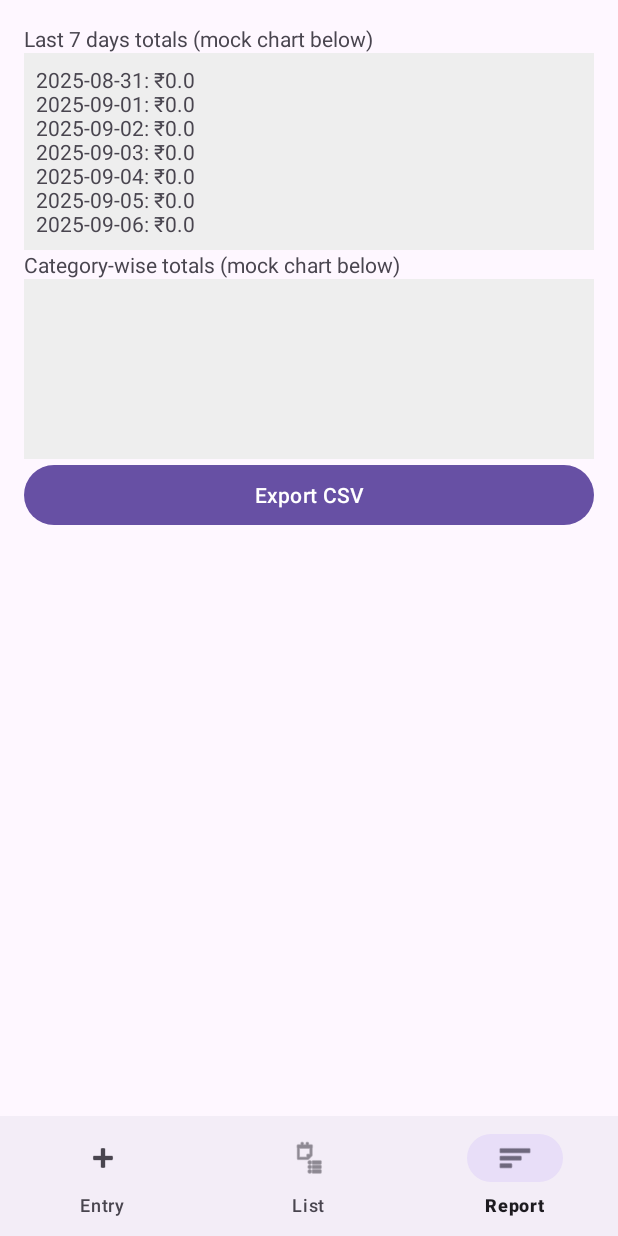
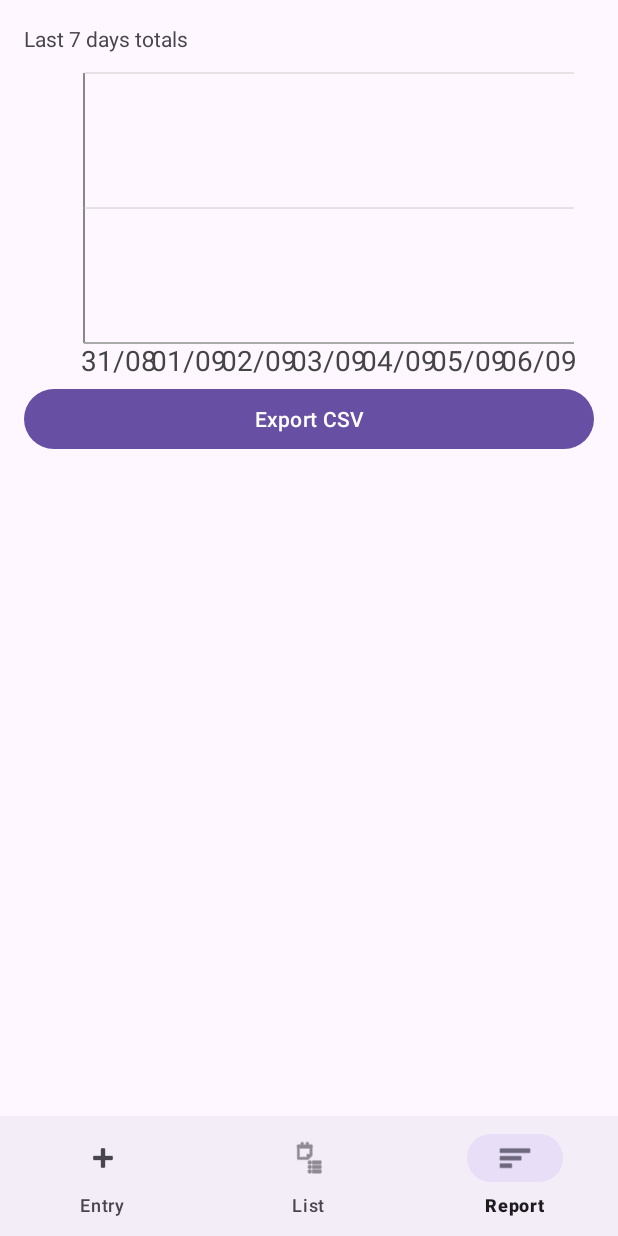
Before and after one commit to MaheshVhatkar/NewsPulse, an Android app built with Jetpack Compose: the ReportFragment screen opened through its navigation route, on a phone screen of 412 x 824 dp. Run offline under Robolectric (Android 15) with nearby library versions, the phone set to English and light mode, and no system bars; our stand-ins replace Room's generated code, navigation-ui.

Commit message:
feat(xml-report): add custom BarChartView and use it for last-7-day totals; keep list headers formatted dd-MM-yyyy HH:mm:ss

```diff
--- a/app/src/main/java/com/example/smartexpensetracker/ui/report/ReportFragment.kt
+++ b/app/src/main/java/com/example/smartexpensetracker/ui/report/ReportFragment.kt
@@ -1,18 +1,13 @@
 package com.example.smartexpensetracker.ui.report
 
-import android.content.Intent
-import android.net.Uri
 import android.os.Bundle
 import android.view.LayoutInflater
 import android.view.View
 import android.view.ViewGroup
-import androidx.core.content.FileProvider
 import androidx.fragment.app.Fragment
 import androidx.fragment.app.viewModels
-import com.example.smartexpensetracker.BuildConfig
 import com.example.smartexpensetracker.databinding.FragmentReportBinding
 import com.example.smartexpensetracker.ui.ViewModelFactory
-import java.io.File
 
 class ReportFragment : Fragment() {
 	private var _binding: FragmentReportBinding? = null
@@ -31,28 +26,10 @@ class ReportFragment : Fragment() {
 	override fun onViewCreated(view: View, savedInstanceState: Bundle?) {
 		super.onViewCreated(view, savedInstanceState)
 		val daily = viewModel.last7DaysTotals()
-		val catTotals = viewModel.categoryTotalsLast7Days()
-
-		binding.textDaily.text = daily.joinToString(separator = "\n") { "${it.date}: ₹${it.total}" }
-		binding.textCategory.text = catTotals.entries.joinToString(separator = "\n") { "${it.key}: ₹${it.value}" }
-
-		binding.buttonExport.setOnClickListener { exportCsv(daily) }
-	}
-
-	private fun exportCsv(rows: List<ReportViewModel.DailyTotal>) {
-		val file = File(requireContext().cacheDir, "expense_report.csv")
-		val content = buildString {
-			appendLine("Date,Total")
-			rows.forEach { appendLine("${it.date},${it.total}") }
-		}
-		file.writeText(content)
-		val uri: Uri = FileProvider.getUriForFile(requireContext(), BuildConfig.APPLICATION_ID + ".provider", file)
-		val intent = Intent(Intent.ACTION_SEND).apply {
-			type = "text/csv"
-			putExtra(Intent.EXTRA_STREAM, uri)
-			addFlags(Intent.FLAG_GRANT_READ_URI_PERMISSION)
-		}
-		startActivity(Intent.createChooser(intent, "Share CSV"))
+		binding.textDaily.visibility = View.GONE
+		binding.textCategory.visibility = View.GONE
+		binding.chart.visibility = View.VISIBLE
+		binding.chart.setData(daily.map { it.date }, daily.map { it.total })
 	}
 
 	override fun onDestroyView() {
--- /dev/null
+++ b/app/src/main/java/com/example/smartexpensetracker/ui/report/view/BarChartView.kt
@@ -0,0 +1,82 @@
+package com.example.smartexpensetracker.ui.report.view
+
+import android.content.Context
+import android.graphics.Canvas
+import android.graphics.Color
+import android.graphics.Paint
+import android.util.AttributeSet
+import android.view.View
+import java.time.LocalDate
+import java.time.format.DateTimeFormatter
+
+class BarChartView @JvmOverloads constructor(
+	context: Context,
+	attrs: AttributeSet? = null,
+	defStyleAttr: Int = 0
+) : View(context, attrs, defStyleAttr) {
+
+	private val axisPaint = Paint(Paint.ANTI_ALIAS_FLAG).apply {
+		color = Color.GRAY
+		strokeWidth = 2f
+	}
+	private val gridPaint = Paint(Paint.ANTI_ALIAS_FLAG).apply {
+		color = Color.LTGRAY
+		strokeWidth = 1f
+	}
+	private val barPaint = Paint(Paint.ANTI_ALIAS_FLAG).apply {
+		color = Color.parseColor("#2196F3")
+	}
+	private val labelPaint = Paint(Paint.ANTI_ALIAS_FLAG).apply {
+		color = Color.DKGRAY
+		textAlign = Paint.Align.CENTER
+		textSize = 28f
+	}
+
+	private var dates: List<LocalDate> = emptyList()
+	private var amounts: List<Double> = emptyList()
+	private val dateFormatter = DateTimeFormatter.ofPattern("dd/MM")
+
+	fun setData(dates: List<LocalDate>, amounts: List<Double>) {
+		this.dates = dates
+		this.amounts = amounts
+		invalidate()
+	}
+
+	override fun onDraw(canvas: Canvas) {
+		super.onDraw(canvas)
+		if (dates.isEmpty() || amounts.isEmpty()) return
+
+		val leftPadding = 60f
+		val rightPadding = 20f
+		val topPadding = 20f
+		val bottomPadding = 40f
+
+		val width = width - leftPadding - rightPadding
+		val height = height - topPadding - bottomPadding
+
+		// Axes
+		canvas.drawLine(leftPadding, topPadding, leftPadding, topPadding + height, axisPaint)
+		canvas.drawLine(leftPadding, topPadding + height, leftPadding + width, topPadding + height, axisPaint)
+
+		val max = amounts.maxOrNull()?.coerceAtLeast(1.0) ?: 1.0
+
+		// Grid lines 0%, 50%, 100%
+		for (i in 0..2) {
+			val y = topPadding + height - (i / 2f) * height
+			canvas.drawLine(leftPadding, y, leftPadding + width, y, gridPaint)
+		}
+
+		// Bars
+		val barSpace = width / (amounts.size * 2f)
+		amounts.forEachIndexed { index, value ->
+			val left = leftPadding + (index * 2 + 0.5f) * barSpace
+			val right = left + barSpace
+			val barHeight = ((value / max).toFloat()) * height
+			val top = topPadding + height - barHeight
+			canvas.drawRect(left, top, right, topPadding + height, barPaint)
+
+			// X label
+			canvas.drawText(dates[index].format(dateFormatter), (left + right) / 2f, topPadding + height + 28f, labelPaint)
+		}
+	}
+}
--- a/app/src/main/res/layout/fragment_report.xml
+++ b/app/src/main/res/layout/fragment_report.xml
@@ -11,7 +11,13 @@
 		<TextView
 			android:layout_width="match_parent"
 			android:layout_height="wrap_content"
-			android:text="Last 7 days totals (mock chart below)"/>
+			android:text="Last 7 days totals"/>
+
+		<com.example.smartexpensetracker.ui.report.view.BarChartView
+			android:id="@+id/chart"
+			android:layout_width="match_parent"
+			android:layout_height="220dp"
+			android:visibility="gone"/>
 
 		<TextView
 			android:id="@+id/text_daily"
@@ -20,11 +26,6 @@
 			android:background="#EEEEEE"
 			android:padding="8dp"
 			android:minHeight="120dp"/>
-
-		<TextView
-			android:layout_width="match_parent"
-			android:layout_height="wrap_content"
-			android:text="Category-wise totals (mock chart below)"/>
 
 		<TextView
 			android:id="@+id/text_category"
```
